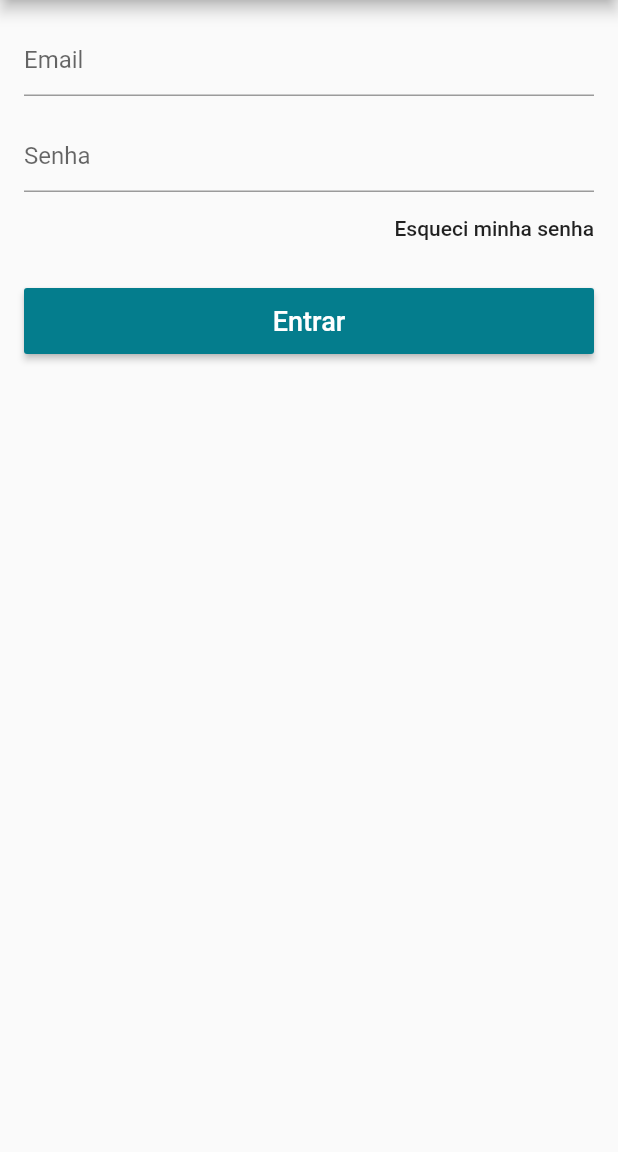
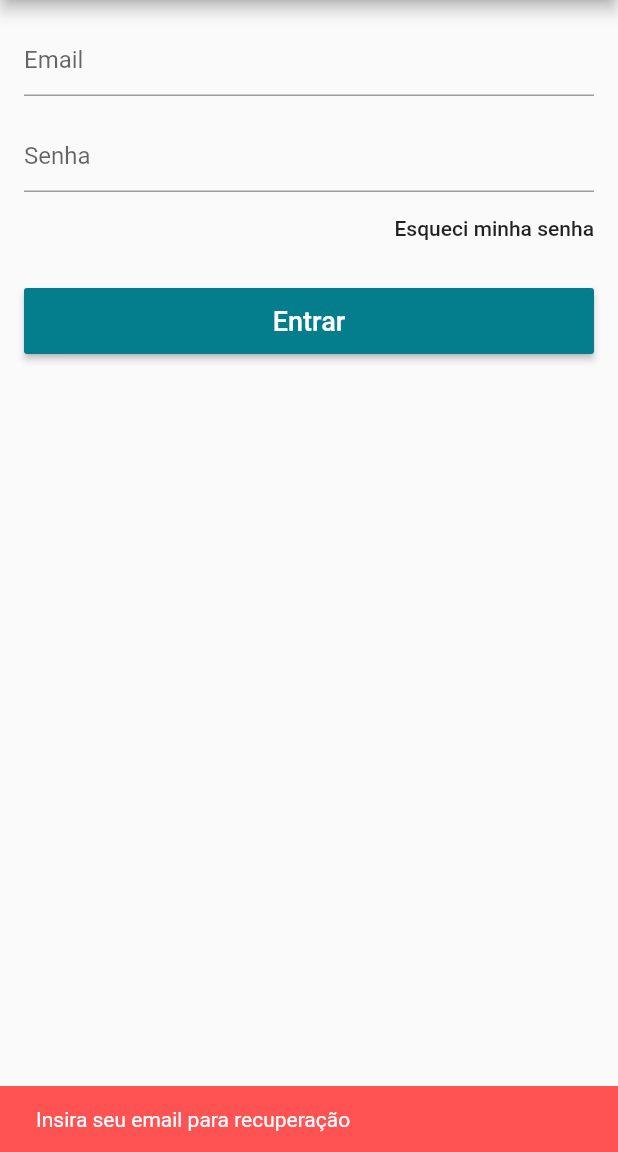
Before and after one commit to eliezerCutalo/loja_virtual, a Flutter app: the LoginScreen screen opened directly, after a tap on "Esqueci minha senha", on a phone screen of 412 x 824 dp, the part 84-1236 px from its top. Run offline on Flutter 3.47's test engine with Material 2 defaults, Android fonts, the phone set to English and light mode, and no system bars; our stand-ins replace carousel_pro, cloud_firestore, firebase_auth, transparent_image; accounts and stored records are empty.

Commit message:
Concluindo área de login

```diff
--- a/lib/models/user_model.dart
+++ b/lib/models/user_model.dart
@@ -44,7 +44,8 @@ class UserModel extends Model{
   void signIn({@required String email, @required String pass, @required VoidCallback onSuccess, @required VoidCallback onFail}) async{
     isLoading = true;
     notifyListeners();
-    _auth.signInWithEmailAndPassword(email: email, password: pass).then((user) async{
+    _auth.signInWithEmailAndPassword(email: email, password: pass).then(
+      (user) async{
         firebaseUser = user;
         await _loadCurrentUser();
         onSuccess();
@@ -58,8 +59,8 @@ class UserModel extends Model{
 
   }
 
-  void recoverPass(){
-
+  void recoverPass(String email){
+    _auth.sendPasswordResetEmail(email: email);
   }
 
   bool isLoggedIn(){
--- a/lib/screens/login_screen.dart
+++ b/lib/screens/login_screen.dart
@@ -11,12 +11,14 @@ class LoginScreen extends StatefulWidget {
 class _LoginScreenState extends State<LoginScreen> {
   final _formKey = GlobalKey<FormState>();
   final _scaffoldKey = GlobalKey<ScaffoldState>();
+
   final _emailController = TextEditingController();
   final _passController = TextEditingController();
 
   @override
   Widget build(BuildContext context) {
     return Scaffold(
+      key: _scaffoldKey,
       appBar: AppBar(
         title: Text("Entrar"),
         centerTitle: true,
@@ -72,11 +74,20 @@ class _LoginScreenState extends State<LoginScreen> {
               child: FlatButton(
                 onPressed: (){
                   if(_emailController.text.isEmpty){
-_scaffoldKey.currentState.showSnackBar(
-                      SnackBar(content: Text("Insira seu email para"),)
+                      _scaffoldKey.currentState.showSnackBar(
+                      SnackBar(content: Text("Insira seu email para recuperação"),
+                        backgroundColor: Colors.redAccent,
+                        duration: Duration(seconds: 2),
+                      )
                     );
                   }else{
-                    model.recoverPass();
+                    model.recoverPass(_emailController.text);
+                    _scaffoldKey.currentState.showSnackBar(
+                      SnackBar(content: Text("Confira seu email"),
+                        backgroundColor: Theme.of(context).primaryColor,
+                        duration: Duration(seconds: 2),
+                      )
+                    );
                   }
 
 
```
Lines whose indentation alone changed are shown as unchanged.
